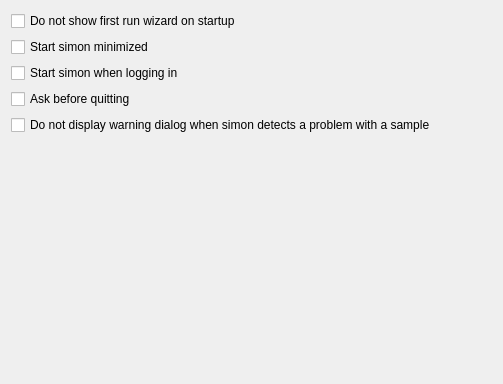
KDE/simon, file simon/src/simonappcore/generalsettingsdlg.ui: the form before one commit.
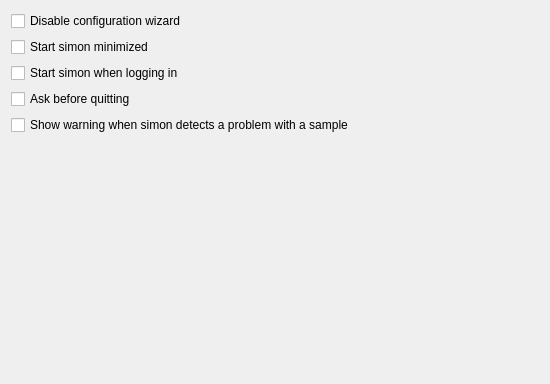
The form after the commit.

What changed in the file:
```diff
--- a/simon/src/simonappcore/generalsettingsdlg.ui
+++ b/simon/src/simonappcore/generalsettingsdlg.ui
@@ -6,7 +6,7 @@
    <rect>
     <x>0</x>
     <y>0</y>
-    <width>500</width>
+    <width>550</width>
     <height>384</height>
    </rect>
   </property>
@@ -17,7 +17,7 @@
    <item>
     <widget class="QCheckBox" name="kcfg_FirstRunWizardCompleted">
      <property name="text">
-      <string>Do not show first run wizard on startup</string>
+      <string>Disable configuration wizard</string>
      </property>
     </widget>
    </item>
@@ -48,7 +48,7 @@
    <item>
     <widget class="QCheckBox" name="cbShowSampleWarning">
      <property name="text">
-      <string>Do not display warning dialog when simon detects a problem with a sample</string>
+      <string>Show warning when simon detects a problem with a sample</string>
      </property>
     </widget>
    </item>
```
